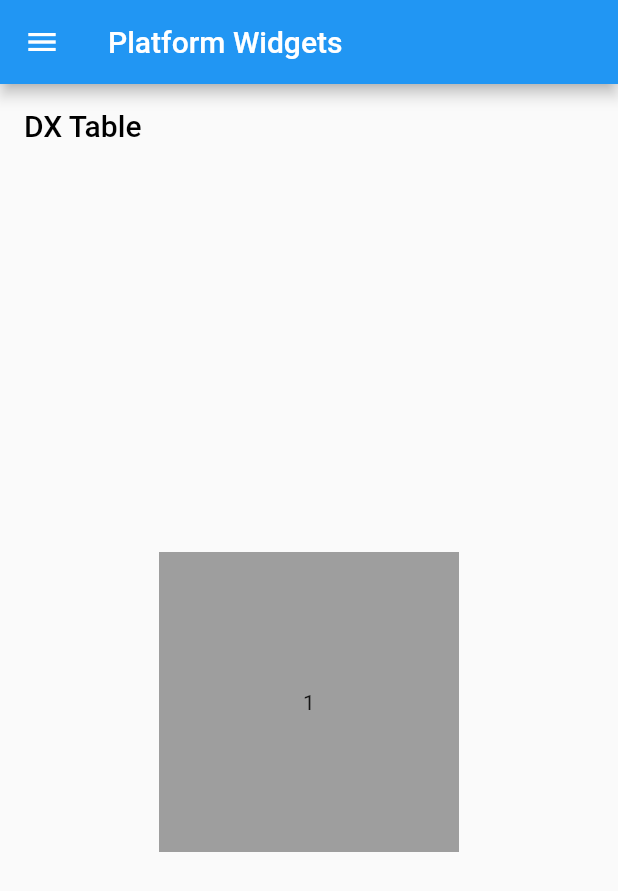
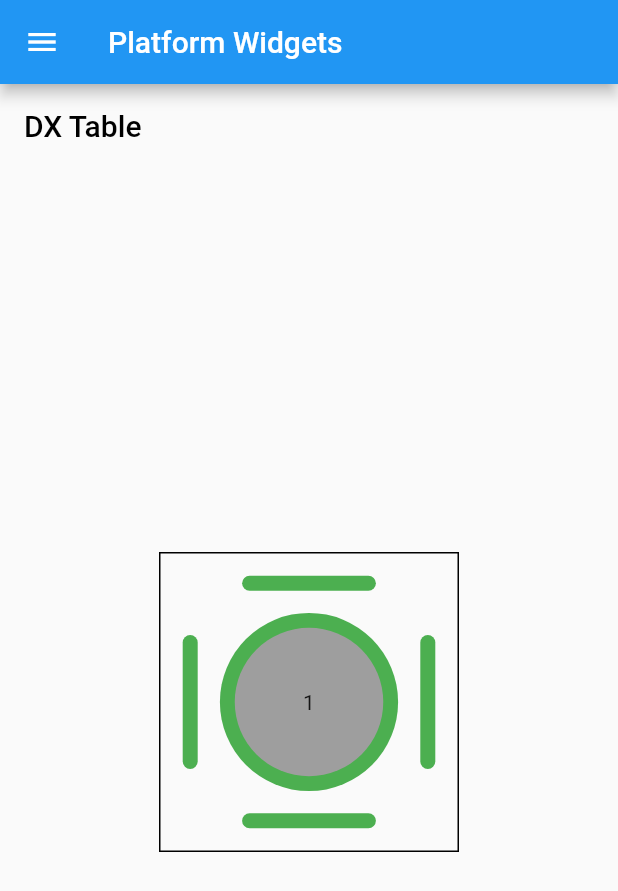
Before and after one commit to DalangLy/pos_platform_widgets, a Flutter app: the DXTablePage screen opened by its route, on a phone screen of 412 x 824 dp. Shown: the top 891 px of the screen. Run offline on Flutter 3.47's test engine with Material 2 defaults, Android fonts, the light colour scheme and no system bars; our stand-ins replace auto_route.

Commit message:
fixed bugs

```diff
--- a/lib/screens/dx_table_page.dart
+++ b/lib/screens/dx_table_page.dart
@@ -20,7 +20,9 @@ class DXTablePage extends StatelessWidget {
           child: Container(
             width: 200,
             height: 200,
-            color: Colors.grey,
+            decoration: BoxDecoration(
+              border: Border.all(),
+            ),
             child: const DXTable(
               child: Text('1'),
             ),
--- a/lib/widgets/dxtable.widget.dart
+++ b/lib/widgets/dxtable.widget.dart
@@ -9,9 +9,69 @@ class DXTable extends StatelessWidget {
   Widget build(BuildContext context) {
     return GestureDetector(
       onTap: onClick,
-      child: Center(
+      child: _TablePaint(
         child: child,
       ),
     );
   }
 }
+
+class _TablePaint extends StatelessWidget {
+  final Widget child;
+  const _TablePaint({Key? key, required this.child,}) : super(key: key);
+
+  @override
+  Widget build(BuildContext context) {
+    return LayoutBuilder(
+      builder: (context, constraints) {
+        return Center(
+          child: Stack(
+            alignment: Alignment.center,
+            children: [
+              CustomPaint(
+                size: Size(constraints.maxWidth, constraints.maxWidth),
+                painter: _MyPainter(),
+              ),
+              Container(
+                width: constraints.maxWidth * (3.5/7),
+                height: constraints.maxWidth * (3.5/7),
+                decoration: const BoxDecoration(
+                  shape: BoxShape.circle,
+                  color: Colors.grey,
+                ),
+                alignment: Alignment.center,
+                child: ClipRect(
+                  child: child,
+                ),
+              ),
+            ],
+          ),
+        );
+      },
+    );
+  }
+}
+
+class _MyPainter extends CustomPainter{
+  @override
+  void paint(Canvas canvas, Size size) {
+    const Color color = Colors.green;
+    final Paint chairPaint = Paint();
+    chairPaint.strokeWidth = 10.0;
+    chairPaint.strokeCap = StrokeCap.round;
+    chairPaint.color = color;
+    canvas.drawLine(Offset(size.width * (3/10), size.height * (1/10)), Offset(size.width * (7/10), size.height * (1/10),), chairPaint,);//top chair
+    canvas.drawLine(Offset(size.width * (1/10), size.height * (3/10)), Offset(size.width * (1/10), size.height * (7/10),), chairPaint,);//right chair
+    canvas.drawLine(Offset(size.width * (3/10), size.height * (9/10)), Offset(size.width * (7/10), size.height * (9/10),), chairPaint,);//bottom chair
+    canvas.drawLine(Offset(size.width * (9/10), size.height * (3/10)), Offset(size.width * (9/10), size.height * (7/10),), chairPaint,);//left chair
+
+    final Paint tablePaint = Paint();
+    tablePaint.color = color;
+    canvas.drawCircle(Offset(size.width * (5 / 10), size.height * (5 / 10)), size.width * (3/10), tablePaint,);//table
+  }
+
+  @override
+  bool shouldRepaint(covariant CustomPainter oldDelegate) {
+    return false;
+  }
+}
```
